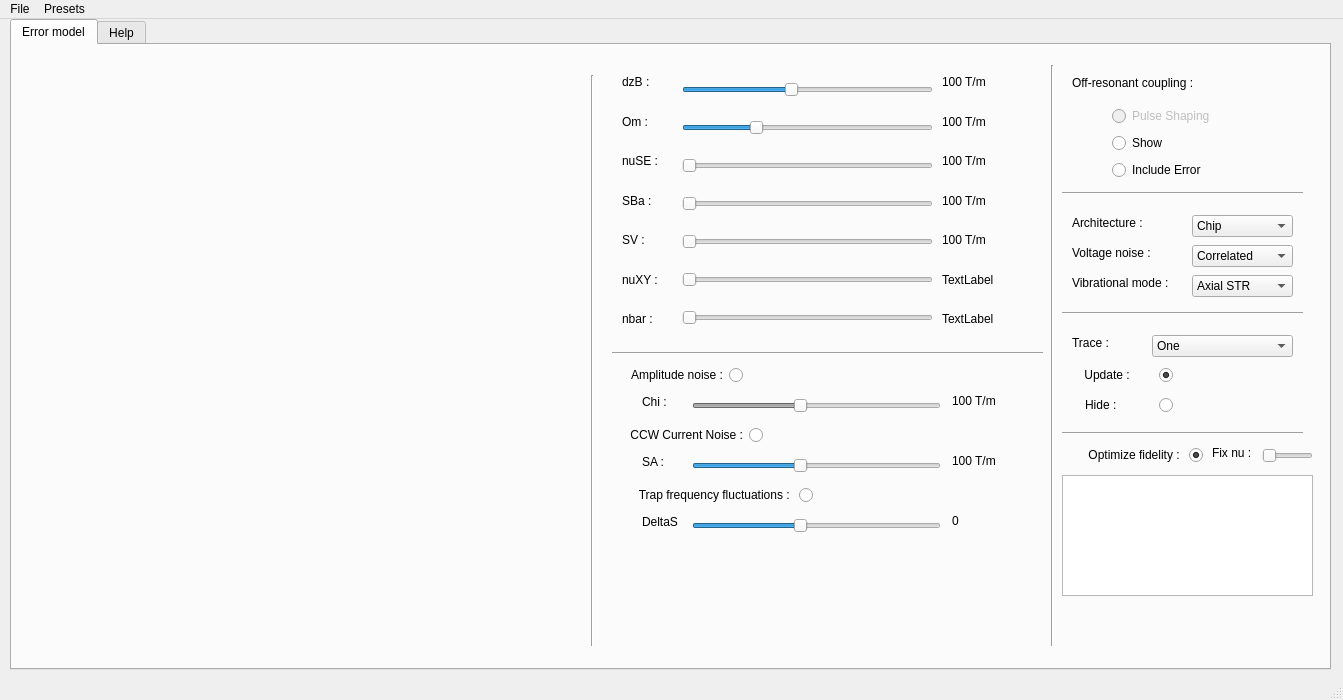
Before: the Qt Designer form hydra/window.ui in PetrosZantis13/Noise_IQT, drawn with Qt 5.
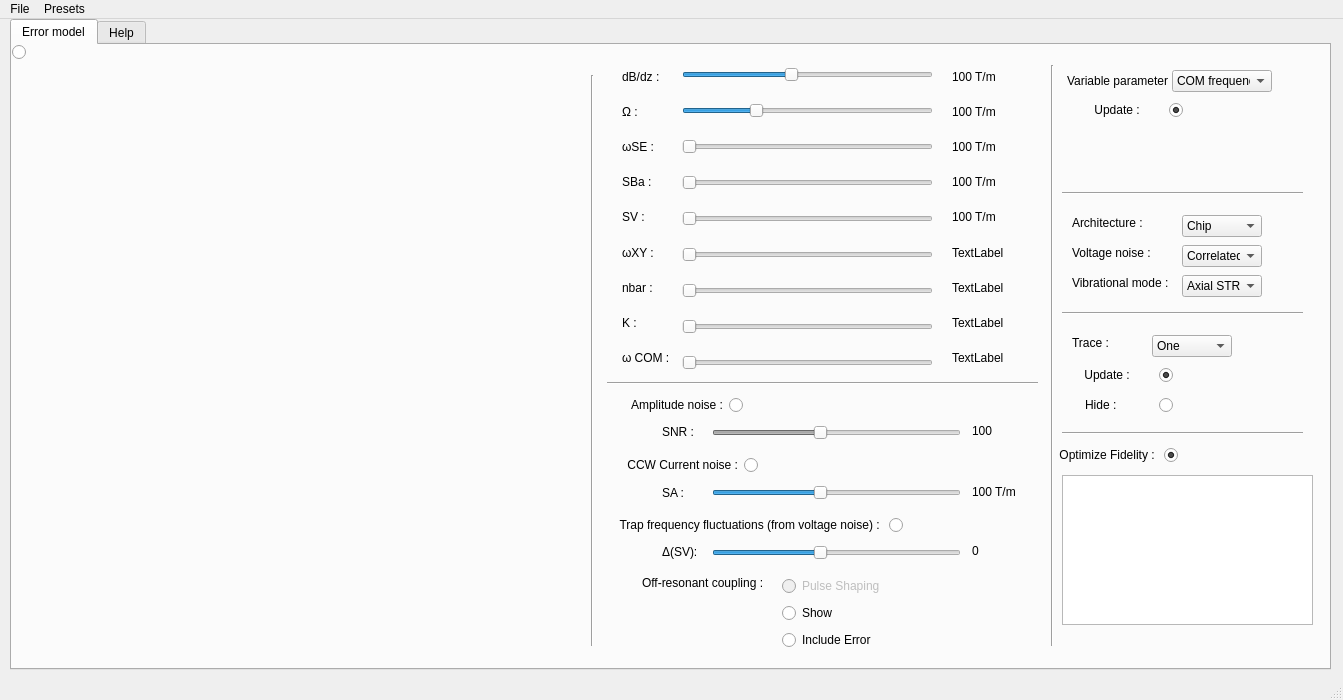
After: the same form once the commit is applied. Custom widgets are drawn as their Qt base class.

Diff of the .ui file:
```diff
--- a/hydra/window.ui
+++ b/hydra/window.ui
@@ -45,7 +45,7 @@
         <x>1050</x>
         <y>430</y>
         <width>251</width>
-        <height>121</height>
+        <height>150</height>
        </rect>
       </property>
       <property name="maximumSize">
@@ -89,9 +89,9 @@
      <widget class="QComboBox" name="comboBoxArchitecture">
       <property name="geometry">
        <rect>
-        <x>1180</x>
+        <x>1170</x>
         <y>170</y>
-        <width>101</width>
+        <width>80</width>
         <height>22</height>
        </rect>
       </property>
@@ -109,9 +109,9 @@
      <widget class="QComboBox" name="comboBoxVNoise">
       <property name="geometry">
        <rect>
-        <x>1180</x>
+        <x>1170</x>
         <y>200</y>
-        <width>101</width>
+        <width>80</width>
         <height>22</height>
        </rect>
       </property>
@@ -155,9 +155,9 @@
      <widget class="QComboBox" name="comboBoxVibMode">
       <property name="geometry">
        <rect>
-        <x>1180</x>
+        <x>1170</x>
         <y>230</y>
-        <width>101</width>
+        <width>80</width>
         <height>22</height>
        </rect>
       </property>
@@ -228,30 +228,30 @@
       <property name="geometry">
        <rect>
         <x>610</x>
-        <y>20</y>
+        <y>17</y>
         <width>57</width>
-        <height>271</height>
+        <height>310</height>
        </rect>
       </property>
       <layout class="QVBoxLayout" name="verticalLayout_3">
        <item>
         <widget class="QLabel" name="label_2">
          <property name="text">
-          <string>dzB :</string>
+          <string>dB/dz :</string>
          </property>
         </widget>
        </item>
        <item>
         <widget class="QLabel" name="label_3">
          <property name="text">
-          <string>Om :</string>
+          <string>Ω :</string>
          </property>
         </widget>
        </item>
        <item>
         <widget class="QLabel" name="label_4">
          <property name="text">
-          <string>nuSE :</string>
+          <string>ωSE :</string>
          </property>
         </widget>
        </item>
@@ -272,7 +272,7 @@
        <item>
         <widget class="QLabel" name="label_7">
          <property name="text">
-          <string>nuXY :</string>
+          <string>ωXY :</string>
          </property>
         </widget>
        </item>
@@ -283,15 +283,29 @@
          </property>
         </widget>
        </item>
+       <item>
+        <widget class="QLabel" name="label_17">
+         <property name="text">
+          <string>K :</string>
+         </property>
+        </widget>
+       </item>
+        <item>
+        <widget class="QLabel" name="label_18">
+         <property name="text">
+          <string>ω COM :</string>
+         </property>
+        </widget>
+       </item>
       </layout>
      </widget>
      <widget class="QWidget" name="layoutWidget">
       <property name="geometry">
        <rect>
         <x>670</x>
-        <y>20</y>
+        <y>7</y>
         <width>251</width>
-        <height>281</height>
+        <height>335</height>
        </rect>
       </property>
       <layout class="QVBoxLayout" name="verticalLayout">
@@ -374,15 +388,35 @@
          </property>
         </widget>
        </item>
+       <item>
+        <widget class="QSlider" name="sliderPhi">
+         <property name="pageStep">
+          <number>1</number>
+         </property>
+         <property name="orientation">
+          <enum>Qt::Horizontal</enum>
+         </property>
+        </widget>
+       </item>
+       <item>
+        <widget class="QSlider" name="sliderNuCOM">
+         <property name="pageStep">
+          <number>1</number>
+         </property>
+         <property name="orientation">
+          <enum>Qt::Horizontal</enum>
+         </property>
+        </widget>
+       </item>
       </layout>
      </widget>
      <widget class="QWidget" name="layoutWidget">
       <property name="geometry">
        <rect>
-        <x>930</x>
-        <y>20</y>
+        <x>940</x>
+        <y>17</y>
         <width>81</width>
-        <height>271</height>
+        <height>310</height>
        </rect>
       </property>
       <layout class="QVBoxLayout" name="verticalLayout_4">
@@ -435,73 +469,29 @@
          </property>
         </widget>
        </item>
-      </layout>
-     </widget>
-     <widget class="QWidget" name="layoutWidget">
-      <property name="geometry">
-       <rect>
-        <x>1100</x>
-        <y>60</y>
-        <width>151</width>
-        <height>76</height>
-       </rect>
-      </property>
-      <layout class="QVBoxLayout" name="verticalLayout_2">
        <item>
-        <widget class="QRadioButton" name="radioBtnPulseShaping">
-         <property name="enabled">
-          <bool>false</bool>
-         </property>
+        <widget class="QLabel" name="labelPhi">
          <property name="text">
-          <string>Pulse Shaping</string>
+          <string>TextLabel</string>
          </property>
-         <property name="autoExclusive">
-          <bool>false</bool>
-         </property>
         </widget>
        </item>
        <item>
-        <widget class="QRadioButton" name="radioBtnShowOffRes">
+        <widget class="QLabel" name="labelNuCOM">
          <property name="text">
-          <string>Show</string>
+          <string>TextLabel</string>
          </property>
-         <property name="autoExclusive">
-          <bool>false</bool>
-         </property>
         </widget>
        </item>
-       <item>
-        <widget class="QRadioButton" name="radioBtnIncludeOffErr">
-         <property name="text">
-          <string>Include Error</string>
-         </property>
-         <property name="autoExclusive">
-          <bool>false</bool>
-         </property>
-        </widget>
-       </item>
       </layout>
      </widget>
-     <widget class="QLabel" name="label">
-      <property name="geometry">
-       <rect>
-        <x>1060</x>
-        <y>30</y>
-        <width>151</width>
-        <height>16</height>
-       </rect>
-      </property>
-      <property name="text">
-       <string>Off-resonant coupling :</string>
-      </property>
-     </widget>
      <widget class="QRadioButton" name="radioBtnOptFid">
       <property name="enabled">
        <bool>true</bool>
       </property>
       <property name="geometry">
        <rect>
-        <x>1060</x>
+        <x>1035</x>
         <y>400</y>
         <width>131</width>
         <height>20</height>
@@ -511,7 +501,7 @@
        <enum>Qt::RightToLeft</enum>
       </property>
       <property name="text">
-       <string>Optimize fidelity : </string>
+       <string>Optimize Fidelity : </string>
       </property>
       <property name="checked">
        <bool>true</bool>
@@ -526,7 +516,7 @@
       </property>
       <property name="geometry">
        <rect>
-        <x>1250</x>
+        <x>1450</x>
         <y>400</y>
         <width>51</width>
         <height>22</height>
@@ -536,24 +526,11 @@
        <enum>Qt::Horizontal</enum>
       </property>
      </widget>
-     <widget class="QLabel" name="label_11">
-      <property name="geometry">
-       <rect>
-        <x>1200</x>
-        <y>400</y>
-        <width>55</width>
-        <height>16</height>
-       </rect>
-      </property>
-      <property name="text">
-       <string>Fix nu :</string>
-      </property>
-     </widget>
      <widget class="Line" name="line_4">
       <property name="geometry">
        <rect>
-        <x>600</x>
-        <y>300</y>
+        <x>595</x>
+        <y>330</y>
         <width>431</width>
         <height>16</height>
        </rect>
@@ -567,7 +544,7 @@
        <rect>
         <x>1140</x>
         <y>290</y>
-        <width>141</width>
+        <width>80</width>
         <height>22</height>
        </rect>
       </property>
@@ -655,6 +632,110 @@
        <bool>false</bool>
       </property>
      </widget>
+     
+     <widget class="QComboBox" name="comboBoxVarParam">
+      <property name="geometry">
+       <rect>
+        <x>1160</x>
+        <y>25</y>
+        <width>100</width>
+        <height>22</height>
+       </rect>
+      </property>
+      <item>
+       <property name="text">
+        <string>COM frequency</string>
+       </property>
+      </item>
+      <item>
+       <property name="text">
+        <string>dB/dz</string>
+       </property>
+      </item>
+      <item>
+       <property name="text">
+        <string>Ω</string>
+       </property>
+      </item>
+      <item>
+       <property name="text">
+        <string>ωSE</string>
+       </property>
+      </item>
+      <item>
+       <property name="text">
+        <string>SBa</string>
+       </property>
+      </item>
+      <item>
+       <property name="text">
+        <string>SV</string>
+       </property>
+      </item>
+      <item>
+       <property name="text">
+        <string>ωXY</string>
+       </property>
+      </item>
+      <item>
+       <property name="text">
+        <string>nbar</string>
+       </property>
+      </item>
+      <item>
+       <property name="text">
+        <string>K</string>
+       </property>
+      </item>
+      <item>
+       <property name="text">
+        <string>SNR</string>
+       </property>
+      </item>
+      <item>
+       <property name="text">
+        <string>SA</string>
+       </property>
+      </item>
+     </widget>
+     <widget class="QLabel" name="label_12">
+      <property name="geometry">
+       <rect>
+        <x>1055</x>
+        <y>28</y>
+        <width>101</width>
+        <height>16</height>
+       </rect>
+      </property>
+      <property name="text">
+       <string>Variable parameter:</string>
+      </property>
+     </widget>
+     <widget class="QRadioButton" name="radioBtnTraceUpdate">
+      <property name="enabled">
+       <bool>true</bool>
+      </property>
+      <property name="geometry">
+       <rect>
+        <x>1060</x>
+        <y>55</y>
+        <width>111</width>
+        <height>20</height>
+       </rect>
+      </property>
+      <property name="layoutDirection">
+       <enum>Qt::RightToLeft</enum>
+      </property>
+      <property name="text">
+       <string>Update :       </string>
+      </property>
+      <property name="checked">
+       <bool>true</bool>
+      </property>
+      <property name="autoExclusive">
+       <bool>false</bool>
+      </property>
+     </widget>
      <widget class="Line" name="line_5">
       <property name="geometry">
        <rect>
@@ -688,7 +769,7 @@
       <property name="geometry">
        <rect>
         <x>600</x>
-        <y>320</y>
+        <y>350</y>
         <width>131</width>
         <height>20</height>
        </rect>
@@ -712,8 +793,8 @@
       </property>
       <property name="geometry">
        <rect>
-        <x>680</x>
-        <y>350</y>
+        <x>700</x>
+        <y>377</y>
         <width>249</width>
         <height>22</height>
        </rect>
@@ -740,27 +821,27 @@
      <widget class="QLabel" name="label_13">
       <property name="geometry">
        <rect>
-        <x>630</x>
-        <y>340</y>
+        <x>650</x>
+        <y>370</y>
         <width>55</width>
         <height>34</height>
        </rect>
       </property>
       <property name="text">
-       <string>Chi :</string>
+       <string>SNR :</string>
       </property>
      </widget>
      <widget class="QLabel" name="labelChi">
       <property name="geometry">
        <rect>
-        <x>940</x>
-        <y>340</y>
+        <x>960</x>
+        <y>370</y>
         <width>79</width>
         <height>32</height>
        </rect>
       </property>
       <property name="text">
-       <string>100 T/m</string>
+       <string>100</string>
       </property>
      </widget>
      <widget class="QRadioButton" name="radioBtnCCWNoise">
@@ -769,8 +850,8 @@
       </property>
       <property name="geometry">
        <rect>
-        <x>600</x>
-        <y>380</y>
+        <x>595</x>
+        <y>410</y>
         <width>151</width>
         <height>20</height>
        </rect>
@@ -779,7 +860,7 @@
        <enum>Qt::RightToLeft</enum>
       </property>
       <property name="text">
-       <string>CCW Current Noise :</string>
+       <string>CCW Current noise :</string>
       </property>
       <property name="checked">
        <bool>false</bool>
@@ -791,8 +872,8 @@
      <widget class="QLabel" name="labelSA">
       <property name="geometry">
        <rect>
-        <x>940</x>
-        <y>400</y>
+        <x>960</x>
+        <y>431</y>
         <width>79</width>
         <height>32</height>
        </rect>
@@ -807,8 +888,8 @@
       </property>
       <property name="geometry">
        <rect>
-        <x>680</x>
-        <y>410</y>
+        <x>700</x>
+        <y>437</y>
         <width>249</width>
         <height>22</height>
        </rect>
@@ -835,8 +916,8 @@
      <widget class="QLabel" name="label_14">
       <property name="geometry">
        <rect>
-        <x>630</x>
-        <y>400</y>
+        <x>650</x>
+        <y>431</y>
         <width>55</width>
         <height>34</height>
        </rect>
@@ -851,9 +932,9 @@
       </property>
       <property name="geometry">
        <rect>
-        <x>600</x>
-        <y>440</y>
-        <width>201</width>
+        <x>590</x>
+        <y>470</y>
+        <width>301</width>
         <height>20</height>
        </rect>
       </property>
@@ -861,7 +942,7 @@
        <enum>Qt::RightToLeft</enum>
       </property>
       <property name="text">
-       <string>Trap frequency fluctuations : </string>
+       <string>Trap frequency fluctuations (from voltage noise) : </string>
       </property>
       <property name="checked">
        <bool>false</bool>
@@ -873,8 +954,8 @@
      <widget class="QLabel" name="labelSymFluc">
       <property name="geometry">
        <rect>
-        <x>940</x>
-        <y>460</y>
+        <x>960</x>
+        <y>490</y>
         <width>79</width>
         <height>32</height>
        </rect>
@@ -889,8 +970,8 @@
       </property>
       <property name="geometry">
        <rect>
-        <x>680</x>
-        <y>470</y>
+        <x>700</x>
+        <y>497</y>
         <width>249</width>
         <height>22</height>
        </rect>
@@ -917,16 +998,79 @@
      <widget class="QLabel" name="label_15">
       <property name="geometry">
        <rect>
-        <x>630</x>
-        <y>460</y>
+        <x>650</x>
+        <y>490</y>
         <width>55</width>
         <height>34</height>
        </rect>
       </property>
       <property name="text">
-       <string>DeltaS</string>
+       <string>Δ(SV):</string>
       </property>
      </widget>
+     <widget class="QLabel" name="label">
+      <property name="geometry">
+       <rect>
+        <x>630</x>
+        <y>530</y>
+        <width>151</width>
+        <height>16</height>
+       </rect>
+      </property>
+      <property name="text">
+       <string>Off-resonant coupling :</string>
+      </property>
+     </widget>
+     <widget class="QRadioButton" name="radioBtnOptFid">
+      <property name="enabled">
+       <bool>true</bool>
+      </property>
+     </widget>
+     <widget class="QWidget" name="layoutWidget">
+      <property name="geometry">
+       <rect>
+        <x>770</x>
+        <y>530</y>
+        <width>151</width>
+        <height>76</height>
+       </rect>
+      </property>
+      <layout class="QVBoxLayout" name="verticalLayout_2">
+       <item>
+        <widget class="QRadioButton" name="radioBtnPulseShaping">
+         <property name="enabled">
+          <bool>false</bool>
+         </property>
+         <property name="text">
+          <string>Pulse Shaping</string>
+         </property>
+         <property name="autoExclusive">
+          <bool>false</bool>
+         </property>
+        </widget>
+       </item>
+       <item>
+        <widget class="QRadioButton" name="radioBtnShowOffRes">
+         <property name="text">
+          <string>Show</string>
+         </property>
+         <property name="autoExclusive">
+          <bool>false</bool>
+         </property>
+        </widget>
+       </item>
+       <item>
+        <widget class="QRadioButton" name="radioBtnIncludeOffErr">
+         <property name="text">
+          <string>Include Error</string>
+         </property>
+         <property name="autoExclusive">
+          <bool>false</bool>
+         </property>
+        </widget>
+       </item>
+      </layout>
+     </widget>
      <widget class="PlotWidget" name="legendWidget" native="true">
       <property name="geometry">
        <rect>
```
